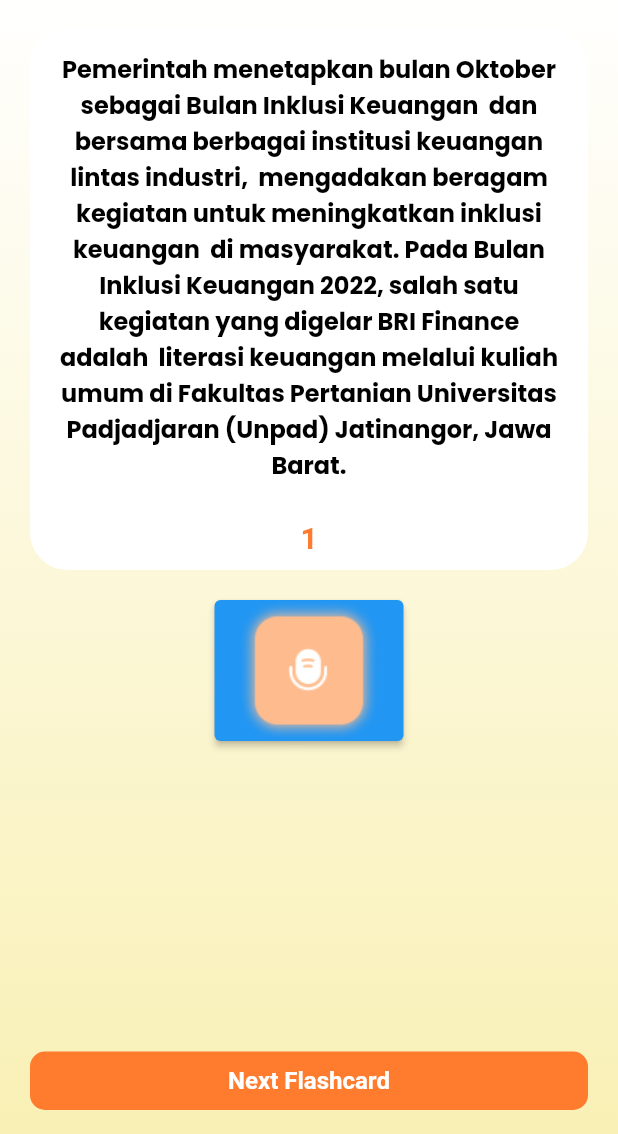
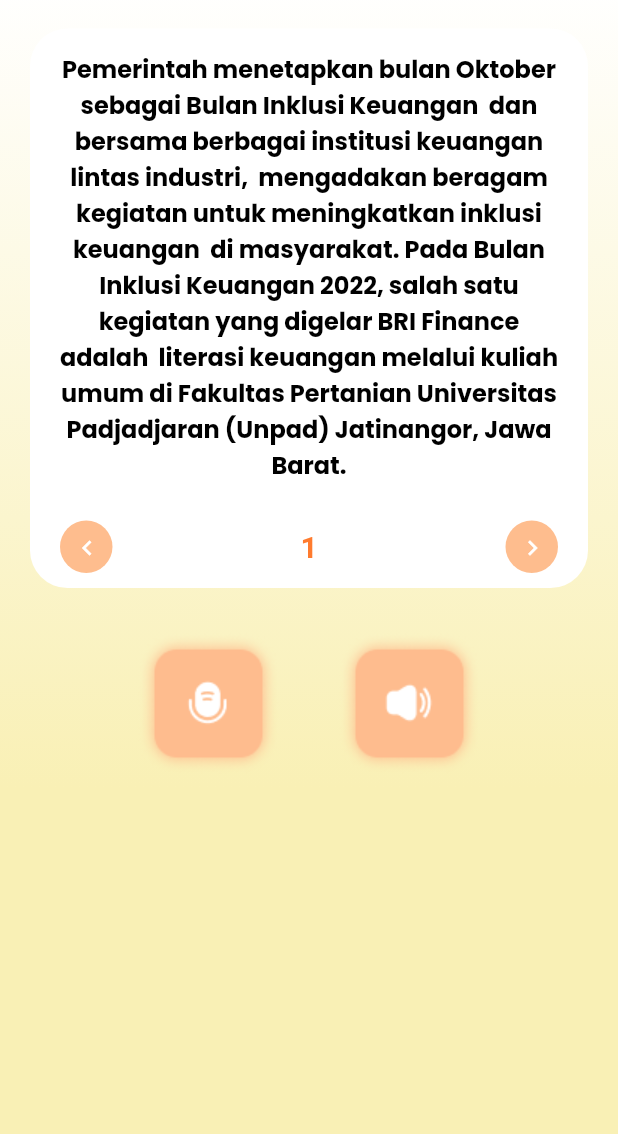
Before and after one commit to florentianayuwono/LiteUp, a Flutter app: the FlashcardScreen screen opened directly, on a phone screen of 412 x 824 dp, the part 102-1236 px from its top. Run offline on Flutter 3.47's test engine with Material 2 defaults, Android fonts, the phone set to English and light mode, and no system bars; our stand-ins replace google_fonts, permission_handler; missing offline and left inert: dart:ffi, flutter_sound; network calls fail.

Commit message:
Finalize flashcard design

```diff
--- a/lite_up/lib/screens/flashcard_screen.dart
+++ b/lite_up/lib/screens/flashcard_screen.dart
@@ -1,6 +1,9 @@
+import 'dart:ffi';
+
 import 'package:flutter/material.dart';
 import 'package:flutter_sound/flutter_sound.dart';
 import 'package:google_fonts/google_fonts.dart';
+import 'package:lite_up/widgets/record_button.dart';
 import 'package:permission_handler/permission_handler.dart';
 import '../api/sound_recorder.dart';
 import '../constants/style.dart';
@@ -42,7 +45,30 @@
     }
   }
 
+  void previousFlashcard() {
+    if (index == 0) {
+      return;
+    } else {
+      setState(() {
+        // Decrements the index to rebuild the app to show previous flashcard
+        index--;
+      });
+    }
+  }
+
   final recorder = SoundRecorder();
+
+  @override
+  void initState() {
+    super.initState();
+    recorder.init();
+  }
+
+  @override
+  void dispose() {
+    recorder.dispose();
+    super.dispose();
+  }
 
   @override
   Widget build(BuildContext context) {
@@ -59,7 +85,8 @@
           elevation: 0),
 
       // Set the body of the app
-      body: Container(
+      body: SingleChildScrollView(
+          child: Container(
               decoration: primaryBackground,
               alignment: Alignment.center,
               child: Column(
@@ -74,32 +101,31 @@
                       else
                         Padding(
                             padding: const EdgeInsets.symmetric(horizontal: 5),
-                        child:
-                            Image.asset('lib/assets/images/nextTab_icon.png')),
+                            child: Image.asset(
+                                'lib/assets/images/nextTab_icon.png')),
                   ]),
                   // Add the flashcard widget
                   FlashcardWidget(
                     indexAction: index,
                     currentFlashcard: flashcards[index],
                     totalFlashcards: flashcards.length,
+                    nextFlashcard: nextFlashcard,
+                    previousFlashcard: previousFlashcard
                   ),
-              // Add the recorder button
-              Center(
-                child: ElevatedButton(
-                    child: Image.asset('lib/assets/images/recorder_icon.png'),
-                    onPressed: () async {
-
-                    }),
-              )
+                  // Add the recorder and audio button
+                  //Center(child: RecordButton(recorder: recorder))
+                  Row(mainAxisAlignment: MainAxisAlignment.center, children: [
+                    Padding(
+                        padding: const EdgeInsets.symmetric(horizontal: 20, vertical: 10),
+                        child:
+                            Image.asset('lib/assets/images/recorder_icon.png')),
+                    Padding(
+                        padding: const EdgeInsets.symmetric(horizontal: 20, vertical: 10),
+                        child: Image.asset(
+                            'lib/assets/images/audioPlayer_icon.png'))
+                  ])
                 ],
-          )),
-
-      // Next button
-      floatingActionButton: Padding(
-        padding: const EdgeInsets.symmetric(horizontal: 20),
-        child: NextButton(nextFlashcard: nextFlashcard),
-      ),
-      floatingActionButtonLocation: FloatingActionButtonLocation.centerFloat,
+              ))),
     );
   }
 }
--- a/lite_up/lib/widgets/flashcard_widget.dart
+++ b/lite_up/lib/widgets/flashcard_widget.dart
@@ -9,19 +9,22 @@
       {Key? key,
       required this.currentFlashcard,
       required this.indexAction,
-      required this.totalFlashcards})
+      required this.totalFlashcards,
+      required this.nextFlashcard,
+      required this.previousFlashcard})
       : super(key: key);
 
   final Flashcard currentFlashcard;
   final int indexAction;
   final int totalFlashcards;
+  final VoidCallback nextFlashcard;
+  final VoidCallback previousFlashcard;
 
   @override
   State<FlashcardWidget> createState() => _FlashcardWidgetState();
 }
 
 class _FlashcardWidgetState extends State<FlashcardWidget> {
-
   @override
   Widget build(BuildContext context) {
     return Container(
@@ -37,10 +40,35 @@
                 style: GoogleFonts.poppins(textStyle: flashcardContentStyle),
                 textAlign: TextAlign.center,
               )),
+          Row(mainAxisAlignment: MainAxisAlignment.spaceBetween, children: [
+            Container(
+                margin:
+                    const EdgeInsets.symmetric(vertical: 10, horizontal: 20),
+                decoration: const BoxDecoration(
+                    color: softOrange, shape: BoxShape.circle),
+                width: 35,
+                height: 35,
+                child: TextButton(
+                    onPressed: widget.previousFlashcard,
+                    child: const Icon(Icons.navigate_before,
+                        color: white, size: 20))),
             Container(
                 alignment: Alignment.bottomCenter,
                 margin: const EdgeInsets.symmetric(vertical: 10),
-              child: Text('${widget.indexAction + 1}', style: flashcardPageStyle))
+                child: Text('${widget.indexAction + 1}',
+                    style: flashcardPageStyle)),
+            Container(
+                margin:
+                    const EdgeInsets.symmetric(vertical: 10, horizontal: 20),
+                decoration: const BoxDecoration(
+                    color: softOrange, shape: BoxShape.circle),
+                width: 35,
+                height: 35,
+                child: TextButton(
+                    onPressed: widget.nextFlashcard,
+                    child: const Icon(Icons.navigate_next,
+                        color: white, size: 20)))
+          ])
         ]));
   }
 }
--- a/lite_up/lib/widgets/next_button.dart
+++ b/lite_up/lib/widgets/next_button.dart
@@ -12,8 +12,8 @@
       onTap: nextFlashcard,
       child: Container(
           width: double.infinity,
-          decoration: BoxDecoration(
-              color: deepOrange, borderRadius: BorderRadius.circular(10)),
+          decoration: const BoxDecoration(
+              color: deepOrange, borderRadius: BorderRadius.all(Radius.circular(40))),
           padding: const EdgeInsets.symmetric(vertical: 10),
           child: const Text('Next Flashcard',
               style: loginButtonTextStyle, textAlign: TextAlign.center)),
```
Also changed, not shown: lite_up/lib/api/sound_recorder.dart (+22 -0 lines), lite_up/lib/widgets/record_button.dart (added, +30 -0 lines), 1 other file. Lines whose indentation alone changed are shown as unchanged.
